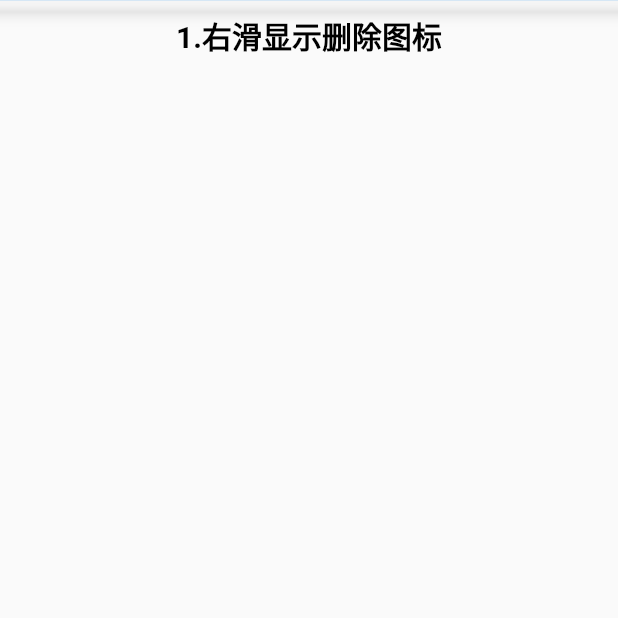
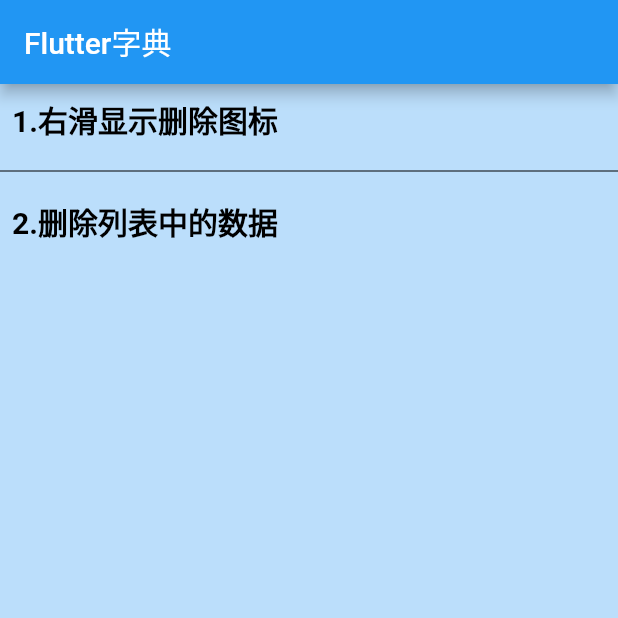
Before and after one commit to luckygogreen/flutter_pub, a Flutter app: the screen it shows after launch, on a phone screen of 412 x 824 dp, the top half of it. Run offline on Flutter 3.47's test engine with Material 2 defaults, Android fonts, the phone set to English and light mode, and no system bars; our stand-ins replace flutter_slidable.

Commit message:
FLutter如何正确删除列表中的元素

```diff
--- a/lib/main.dart
+++ b/lib/main.dart
@@ -32,22 +32,29 @@
   Widget build(BuildContext context) {
     return Scaffold(
       appBar: AppBar(
-        toolbarHeight: 0.1,
+        title: const Text('Flutter字典'),
       ),
-      body: ListView(
+      body: Container(
+        color: Colors.blue.shade100,
+        width: double.infinity,
+        alignment: Alignment.centerRight,
+        child: ListView(
           children: [
-          CustomerTextButton(
-            text: '1.右滑显示删除图标',
+            CustomerTextButton(text: '1.右滑显示删除图标', type: 1),
+            const Divider(height: 20, color: Colors.black),
+            CustomerTextButton(text: '2.删除列表中的数据', type: 2),
+          ],
         ),
-        ],
       ),
     );
   }
 }
 
 class CustomerTextButton extends StatefulWidget {
-  CustomerTextButton({Key? key, required this.text}) : super(key: key);
+  CustomerTextButton({Key? key, required this.text, required this.type})
+      : super(key: key);
   final String text;
+  final int type;
 
   @override
   _CustomerTextButtonState createState() => _CustomerTextButtonState();
@@ -57,6 +64,8 @@
   @override
   Widget build(BuildContext context) {
     return TextButton(
+      child: Align(
+        alignment: Alignment.centerLeft,
         child: Text(
           widget.text,
           style: const TextStyle(
@@ -65,7 +74,15 @@
             color: Colors.black,
           ),
         ),
-      onPressed: () => Navigator.pushNamed(context, '/slidercontrol'),
+      ),
+      onPressed: () {
+        if (widget.type == 1) {
+          Navigator.pushNamed(context, '/slidercontrol');
+        }
+        if (widget.type == 2) {
+          Navigator.pushNamed(context, '/delete/map/in/list');
+        }
+      },
     );
   }
 }
--- a/lib/page/slider_controller.dart
+++ b/lib/page/slider_controller.dart
@@ -29,7 +29,6 @@
   }
 
   void handleSlideAnimationChanged(Animation<double>? slideAnimation) {
-    print(slideAnimation);
     setState(() {
       _rotationAnimation = slideAnimation;
     });
@@ -79,7 +78,6 @@
       ),
       actionPane: _getActionPane(item.index)!,
       actionExtentRatio: 0.25,
-      child: VerticalListItem(items[index]),
       secondaryActions: <Widget>[
         IconSlideAction(
           caption: 'More',
@@ -95,6 +93,7 @@
           onTap: () => _showSnackBar(context, 'Delete'),
         ),
       ],
+      child: VerticalListItem(items[index]),
     );
   }
 
@@ -114,8 +113,8 @@
 }
 
 class VerticalListItem extends StatelessWidget {
+  final _HomeItem item;
   VerticalListItem(this.item);
-  final _HomeItem item;
   @override
   Widget build(BuildContext context) {
     return GestureDetector(
--- a/lib/router.dart
+++ b/lib/router.dart
@@ -1,10 +1,12 @@
 import 'package:flutter/material.dart';
+import 'package:flutter_pub/page/delete_map_in_list.dart';
 import './page/slider_controller.dart';
 
 //配置路由
 final Map<String, Function> routes = {
   // '/': (context) => StartPage(),
   '/slidercontrol': (context) => SliderController(),
+  '/delete/map/in/list': (context) => DeleteMapInList(),
   // '/home': (context) => HomePage(),
   // '/business/update': (context, {arguments}) =>
   //     UpdateBusinessInfo(arguments: arguments),
```
Also changed, not shown: lib/data/temp.dart (added, +10 -0 lines), lib/page/delete_map_in_list.dart (added, +145 -0 lines). Lines whose indentation alone changed are shown as unchanged.
